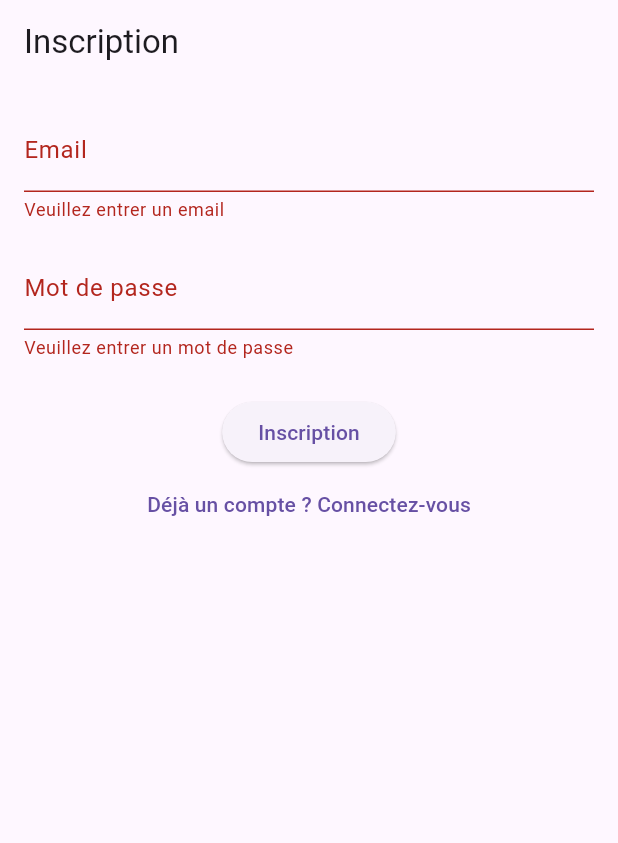
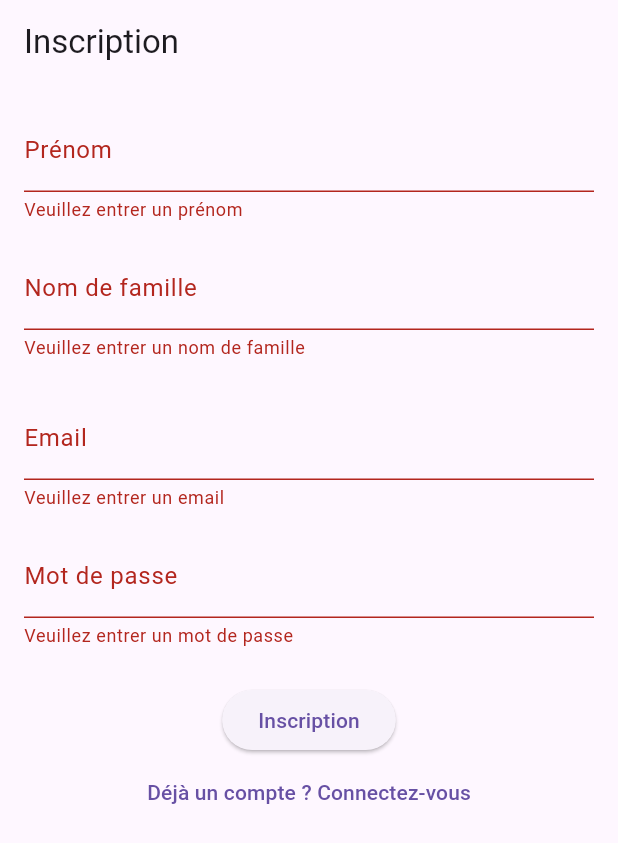
Before and after one commit to JunLeonCha/wolkman, a Flutter app: the screen it shows after launch, after a tap on "Connexion", after a tap on "Pas encore de compte ? Inscrivez-vous", after a tap on "Inscription", on a phone screen of 412 x 824 dp. Shown: the top 843 px of the screen. Run offline on Flutter 3.47's test engine with Material 3 defaults, Android fonts, the phone set to English and light mode, and no system bars; our stand-ins replace flutter_dotenv, gap, get, supabase_flutter; accounts and stored records are empty.

Commit message:
WIP update authentication

```diff
--- a/lib/main.dart
+++ b/lib/main.dart
@@ -6,7 +6,10 @@ import 'package:flutter_dotenv/flutter_dotenv.dart';
 import 'package:wolkman/views/authentication.dart';
 import 'package:get/get.dart'; // Import de GetX
 
-void main() {
+void main() async {
+  await dotenv.load(fileName: ".env");
+  await SupabaseService.initialize();
+
   runApp(
     GetMaterialApp(
       title: 'Named Routes Demo',
--- a/lib/services/auth-services.dart
+++ b/lib/services/auth-services.dart
@@ -23,12 +23,13 @@ class AuthService {
     }
   }
 
-  Future<void> signUp(String email, String password) async {
+  Future<void> signUp(
+      String email, String password, firstname, lastname) async {
     try {
       final response = await supabase.auth.signUp(
-        email: email,
-        password: password,
-      );
+          email: email,
+          password: password,
+          data: {'first_name': firstname, 'last_name': lastname});
       if (response.user != null) {
         // sign up succed
         Get.snackbar('Success', 'Inscription réussie avec l\'email: $email');
--- a/lib/views/authentication.dart
+++ b/lib/views/authentication.dart
@@ -11,6 +11,8 @@ class _AuthenticationState extends State<Authentication> {
   final _formKey = GlobalKey<FormState>();
   final TextEditingController emailController = TextEditingController();
   final TextEditingController passwordController = TextEditingController();
+  final TextEditingController firstnameController = TextEditingController();
+  final TextEditingController lastnameController = TextEditingController();
 
   final AuthService _authService = AuthService();
 
@@ -28,7 +30,9 @@ class _AuthenticationState extends State<Authentication> {
       if (isLogin) {
         await _authService.signIn(email, password);
       } else {
-        await _authService.signUp(email, password);
+        final firstname = firstnameController.text;
+        final lastname = lastnameController.text;
+        await _authService.signUp(email, password, firstname, lastname);
       }
     }
   }
@@ -45,6 +49,30 @@ class _AuthenticationState extends State<Authentication> {
           key: _formKey,
           child: Column(
             children: [
+              if (!isLogin) ...[
+                TextFormField(
+                  controller: firstnameController,
+                  decoration: InputDecoration(labelText: 'Prénom'),
+                  validator: (value) {
+                    if (value == null || value.isEmpty) {
+                      return 'Veuillez entrer un prénom';
+                    }
+                    return null;
+                  },
+                ),
+                SizedBox(height: 16.0),
+                TextFormField(
+                  controller: lastnameController,
+                  decoration: InputDecoration(labelText: 'Nom de famille'),
+                  validator: (value) {
+                    if (value == null || value.isEmpty) {
+                      return 'Veuillez entrer un nom de famille';
+                    }
+                    return null;
+                  },
+                ),
+                SizedBox(height: 24.0),
+              ],
               TextFormField(
                 controller: emailController,
                 decoration: InputDecoration(labelText: 'Email'),
--- a/pubspec.yaml
+++ b/pubspec.yaml
@@ -64,9 +64,8 @@ flutter:
   uses-material-design: true
 
   # To add assets to your application, add an assets section, like this:
-  # assets:
-  #   - images/a_dot_burr.jpeg
-  #   - images/a_dot_ham.jpeg
+  assets:
+    - .env
 
   # An image asset can refer to one or more resolution-specific "variants", see
   # https://flutter.dev/to/resolution-aware-images
```
